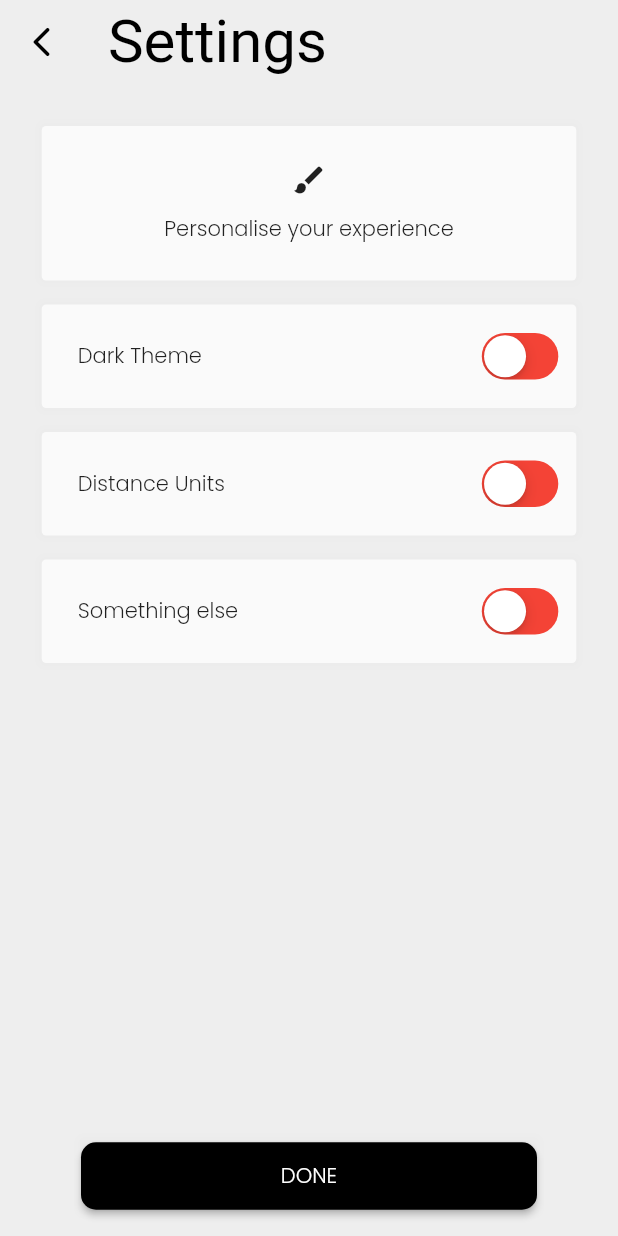
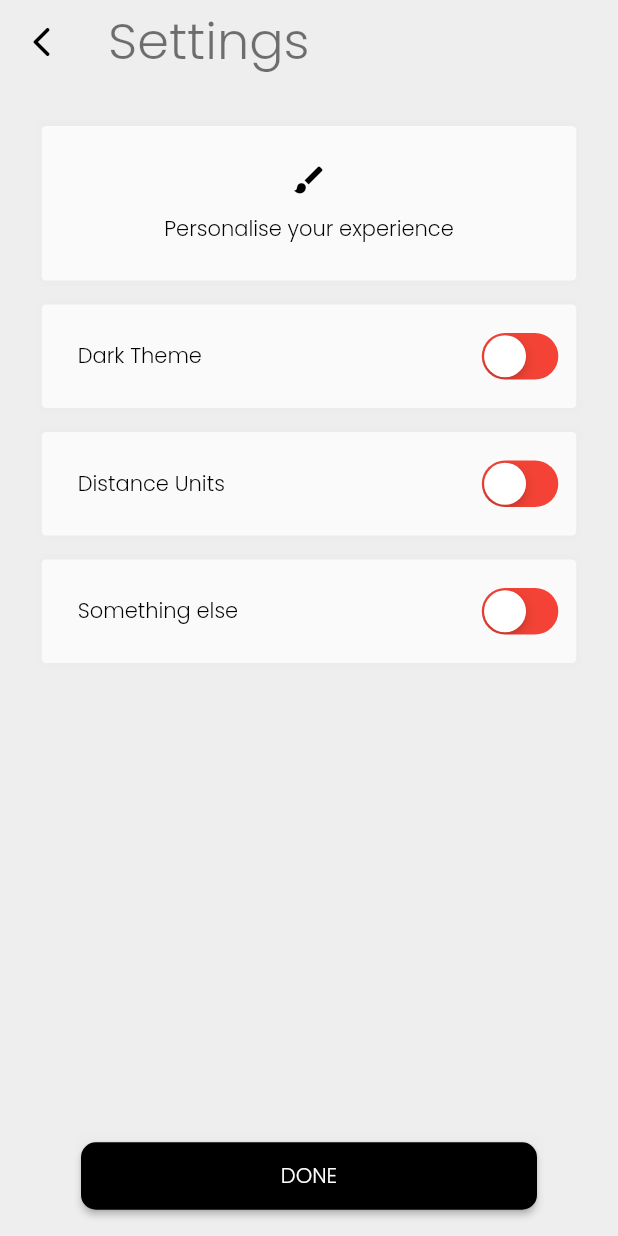
Before and after one commit to Valeron-T/location_app, a Flutter app: the SettingPage screen opened directly, on a phone screen of 412 x 824 dp. Run offline on Flutter 3.47's test engine with Material 2 defaults, Android fonts, the phone set to English and light mode, and no system bars; our stand-ins replace hive, hive_flutter; missing offline and left inert: open_street_map_search_and_pick; accounts and stored records are empty.

Commit message:
UI/UX changes, local db

```diff
--- /dev/null
+++ b/lib/config.dart
@@ -0,0 +1,8 @@
+library config.globals;
+
+import 'package:drone_app/main.dart';
+import 'package:hive/hive.dart';
+import 'package:hive_flutter/hive_flutter.dart';
+
+MyTheme currentTheme = MyTheme();
+// Box box = await Hive.openBox('easyTheme');
--- a/lib/main.dart
+++ b/lib/main.dart
@@ -1,30 +1,51 @@
 // ignore_for_file: prefer_const_constructors, prefer_const_literals_to_create_immutables
 
+import 'package:drone_app/config.dart';
+import 'package:drone_app/theme.dart';
+import 'package:flutter/services.dart';
 // import 'dart:js';
 import 'dart:math';
 // import 'dart:ui';
 import 'package:flutter/cupertino.dart';
 // import 'package:flutter/foundation.dart';
 import 'package:flutter/material.dart';
+// import 'package:hive/hive.dart';
+import 'package:hive_flutter/hive_flutter.dart';
 // import 'package:url_launcher/url_launcher.dart';
 import 'package:open_street_map_search_and_pick/open_street_map_search_and_pick.dart';
 
-void main() {
+void main() async {
+  await Hive.initFlutter();
+  await Hive.openBox('easyTheme');
   runApp(MyApp());
 }
 
-class MyApp extends StatelessWidget {
+class MyApp extends StatefulWidget {
+  @override
+  State<MyApp> createState() => _MyAppState();
+}
+
+class _MyAppState extends State<MyApp> {
+  @override
+  void initState() {
+    super.initState();
+    // Adds a listener which updates everytime source was updated
+    currentTheme.addListener(() {
+      print("State Changed");
+      setState(() {});
+    });
+  }
+
   @override
   Widget build(BuildContext context) {
     return MaterialApp(
       title: "Drone Information",
-      theme: ThemeData(
-        colorScheme:
-            ColorScheme.light(background: Color.fromARGB(255, 110, 110, 110)),
-        brightness: Brightness.light,
-        fontFamily: 'Poppins',
-      ),
+      debugShowCheckedModeBanner: false,
+      theme: lightTheme,
+      darkTheme: darkTheme,
+      themeMode: currentTheme.currentTheme(),
       home: LogInPage(title: 'LogInPage'),
+      // home: SettingPage(title: 'settings'),
     );
   }
 }
@@ -33,6 +54,32 @@ var white = Colors.white;
 var w = Colors.grey[300];
 var b = Colors.black;
 var h = 'METERS';
+
+class MyTheme with ChangeNotifier {
+  static bool _isDark = false;
+  final myBox = Hive.box('easyTheme');
+
+  MyTheme() {
+    if (myBox.containsKey('CurrentTheme')) {
+      _isDark = myBox.get('CurrentTheme');
+    } else {
+      myBox.put('CurrentTheme', _isDark);
+    }
+  }
+
+  switchTheme(bool curValue) {
+    notifyListeners();
+    _isDark = curValue;
+    print(_isDark);
+    myBox.put('CurrentTheme', _isDark);
+    print(myBox.get('CurrentTheme'));
+
+  }
+
+  ThemeMode currentTheme() {
+    return _isDark ? ThemeMode.dark : ThemeMode.light;
+  }
+}
 
 class LogInPage extends StatelessWidget {
   LogInPage({Key? key, required this.title}) : super(key: key);
@@ -189,13 +236,16 @@ class LogInPage extends StatelessWidget {
                       }
                     },
                     backgroundColor: Colors.transparent,
+                    elevation: 0,
                     shape: RoundedRectangleBorder(
                         side: BorderSide(width: 1.5, color: white),
                         borderRadius: BorderRadius.circular(100)),
                     foregroundColor: Colors.white,
                     child: Icon(Icons.arrow_forward_ios_rounded),
                   ),
-                  SizedBox(height: height*0.2,),
+                  SizedBox(
+                    height: height * 0.2,
+                  ),
                   FractionallySizedBox(
                     widthFactor: 0.9,
                     child: Row(
@@ -228,6 +278,7 @@ class LogInPage extends StatelessWidget {
                           shape: RoundedRectangleBorder(
                               side: BorderSide(width: 1.5, color: white),
                               borderRadius: BorderRadius.circular(100)),
+                          elevation: 0,
                           backgroundColor: Colors.transparent,
                           foregroundColor: white,
                           child: Icon(Icons.settings_rounded),
@@ -247,29 +298,39 @@ class LogInPage extends StatelessWidget {
 }
 
 // Settings page
-class SettingPage extends StatelessWidget {
+class SettingPage extends StatefulWidget {
   SettingPage({Key? key, required this.title}) : super(key: key);
   final String title;
+
+  @override
+  State<SettingPage> createState() => _SettingPageState();
+}
+
+class _SettingPageState extends State<SettingPage> {
+  bool isDarkTheme = Hive.box('easyTheme').get('CurrentTheme');
 
   @override
   Widget build(BuildContext context) {
     return Scaffold(
       appBar: AppBar(
         leading: IconButton(
-          icon: Icon(Icons.arrow_back_ios_rounded, color: Colors.black),
+          icon: Icon(Icons.arrow_back_ios_rounded,
+              color: Theme.of(context).iconTheme.color),
           onPressed: () => Navigator.of(context).pop(),
         ),
-        titleTextStyle: TextStyle(color: b, fontSize: 40),
+        titleTextStyle: Theme.of(context).textTheme.headlineMedium,
         shadowColor: Colors.transparent,
         title: Text("Settings"),
-        backgroundColor: Colors.grey[200],
+        backgroundColor: Theme.of(context).colorScheme.background,
       ),
       body: Container(
         padding: EdgeInsets.fromLTRB(0, 20, 0, 0),
         alignment: Alignment.center,
-        decoration: BoxDecoration(color: Colors.grey[200]),
+        decoration:
+            BoxDecoration(color: Theme.of(context).colorScheme.background),
         child: Column(
           children: [
+            // User instructions
             Padding(
               padding: const EdgeInsets.all(8.0),
               child: FractionallySizedBox(
@@ -283,7 +344,7 @@ class SettingPage extends StatelessWidget {
                             blurRadius: 4,
                             color: Color.fromARGB(31, 211, 211, 211))
                       ],
-                      color: Colors.grey[50]),
+                      color: Theme.of(context).colorScheme.primary),
                   child: Padding(
                     padding: const EdgeInsets.all(8.0),
                     child: Row(
@@ -293,9 +354,15 @@ class SettingPage extends StatelessWidget {
                           padding: const EdgeInsets.all(16.0),
                           child: Column(
                             children: [
-                              Icon(Icons.brush_rounded),
+                              Icon(
+                                Icons.brush_rounded,
+                                color: Theme.of(context).iconTheme.color,
+                              ),
                               SizedBox(height: 10),
-                              Text("Personalise your experience"),
+                              Text(
+                                "Personalise your experience",
+                                style: Theme.of(context).textTheme.bodyMedium,
+                              ),
                             ],
                           ),
                         ),
@@ -319,7 +386,8 @@ class SettingPage extends StatelessWidget {
                           blurRadius: 4,
                           color: Color.fromARGB(31, 211, 211, 211))
                     ],
-                      color: Colors.grey[50]),
+                    color: Theme.of(context).colorScheme.primary,
+                  ),
                   child: Padding(
                     padding: const EdgeInsets.all(8.0),
                     child: Row(
@@ -329,7 +397,19 @@ class SettingPage extends StatelessWidget {
                           padding: const EdgeInsets.all(16.0),
                           child: Text("Dark Theme"),
                         ),
-                        ToggleSwitch(),
+                        Center(
+                          child: CupertinoSwitch(
+                            value: isDarkTheme,
+                            onChanged: (value) {
+                              // Value is true
+                              isDarkTheme = value;
+                              print(isDarkTheme);
+                              currentTheme.switchTheme(value);
+                            },
+                            trackColor: Colors.red,
+                            activeColor: Colors.green,
+                          ),
+                        ),
                       ],
                     ),
                   ),
@@ -350,7 +430,7 @@ class SettingPage extends StatelessWidget {
                             blurRadius: 4,
                             color: Color.fromARGB(31, 211, 211, 211))
                       ],
-                      color: Colors.grey[50]),
+                      color: Theme.of(context).colorScheme.primary),
                   child: Padding(
                     padding: const EdgeInsets.all(8.0),
                     child: Row(
@@ -381,7 +461,8 @@ class SettingPage extends StatelessWidget {
                           blurRadius: 4,
                           color: Color.fromARGB(31, 211, 211, 211))
                     ],
-                      color: Colors.grey[50]),
+                    color: Theme.of(context).colorScheme.primary,
+                  ),
                   child: Padding(
                     padding: const EdgeInsets.all(8.0),
                     child: Row(
@@ -418,8 +499,9 @@ class SettingPage extends StatelessWidget {
                             shape: MaterialStatePropertyAll(
                                 RoundedRectangleBorder(
                                     borderRadius: BorderRadius.circular(10))),
-                            backgroundColor:
-                                MaterialStateProperty.all(Colors.black)),
+                            backgroundColor: MaterialStateProperty.all(
+                              Theme.of(context).colorScheme.secondary,
+                            )),
                         child: Padding(
                           padding: const EdgeInsets.all(12.0),
                           child: Text("DONE"),
@@ -508,28 +590,6 @@ class InfoPage extends StatelessWidget {
             Column(
               mainAxisAlignment: MainAxisAlignment.spaceEvenly,
               children: <Widget>[
-                /*Container(
-                  color: Colors.grey,
-                  width: MediaQuery.of(context).size.width/2-4,
-              height: MediaQuery.of(context).size.height-56-4,
-              alignment: Alignment.center,
-
-                child: FloatingActionButton.extended(
-                onPressed: () async {
-                    String url = "https://www.google.com/maps/search/?api=1&query=lat,long";
-                    var urllaunchable = await canLaunch(url); //canLaunch is from url_launcher package
-                    if(urllaunchable){
-                        await launch(url); //launch is from url_launcher package to launch URL
-                    }else{
-                       print("URL can't be launched.");
-                    }
-                  },
-              label: Text('Location'),
-              backgroundColor: Color.fromARGB(255, 255, 255, 255),
-              foregroundColor: Colors.redAccent,
-              icon: Icon(Icons.location_pin),
-              ),
-            ),*/
                 Container(
                     width: MediaQuery.of(context).size.width / 2 - 4,
                     height: MediaQuery.of(context).size.height - 56 - 10,
--- /dev/null
+++ b/lib/theme.dart
@@ -0,0 +1,29 @@
+// ignore_for_file: prefer_const_constructors
+
+import 'package:flutter/material.dart';
+
+// Define colours here. Make sure they are non nullable by default
+var black = Colors.black;
+var white = Color(0xFFFAFAFA);
+var darkGrey = Color(0xFFEEEEEE);
+var lightBlack = Color(0xFF303030);
+
+// Light theme
+var lightTheme = ThemeData(
+  textTheme: TextTheme(bodyMedium: TextStyle(color: black)),
+  iconTheme: IconThemeData(color: black),
+  colorScheme:
+      ColorScheme.light(background: darkGrey, primary: white, secondary: black),
+  brightness: Brightness.light,
+  fontFamily: 'Poppins',
+);
+
+// Dark Theme
+var darkTheme = ThemeData(
+  textTheme: TextTheme(bodyMedium: TextStyle(color: white)),
+  iconTheme: IconThemeData(color: white),
+  colorScheme: ColorScheme.dark(
+      background: black, primary: lightBlack, secondary: white),
+  brightness: Brightness.dark,
+  fontFamily: 'Poppins',
+);
```
Also changed, not shown: lib/switch.dart (deleted, +0 -38 lines), pubspec.yaml (+9 -0 lines), pubspec.lock, 1 other file. Lines whose indentation alone changed are shown as unchanged.
